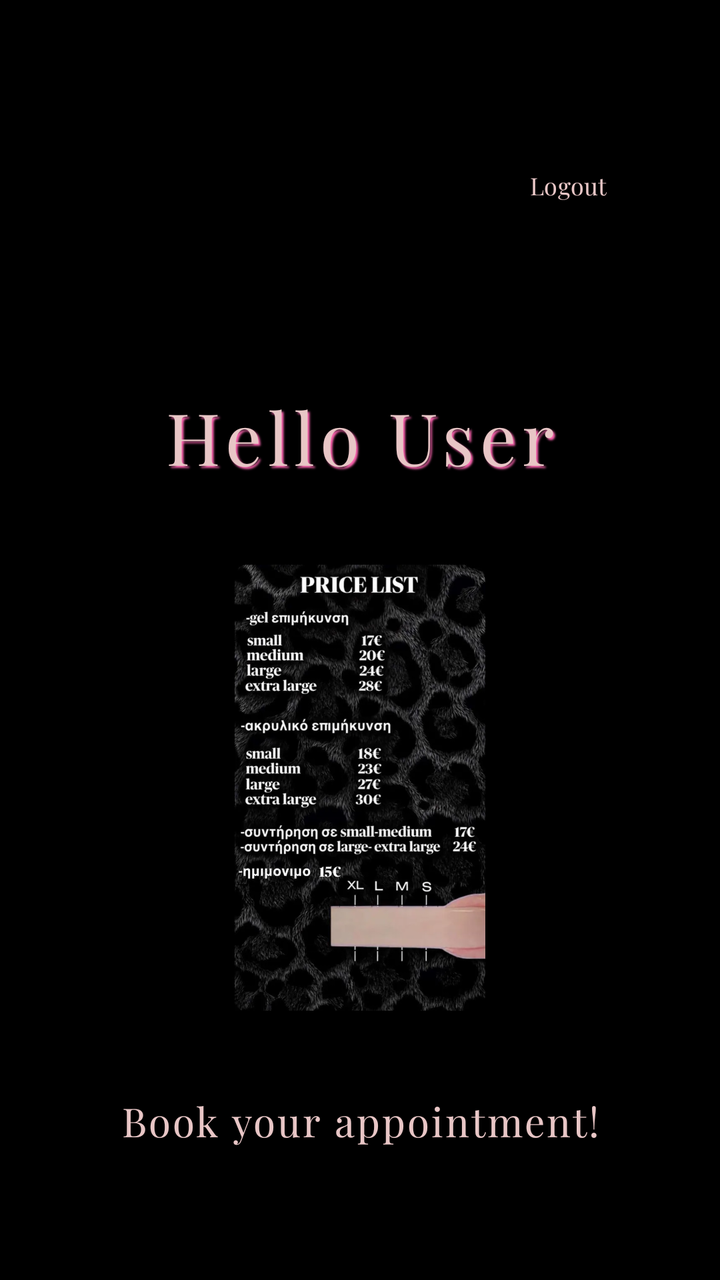
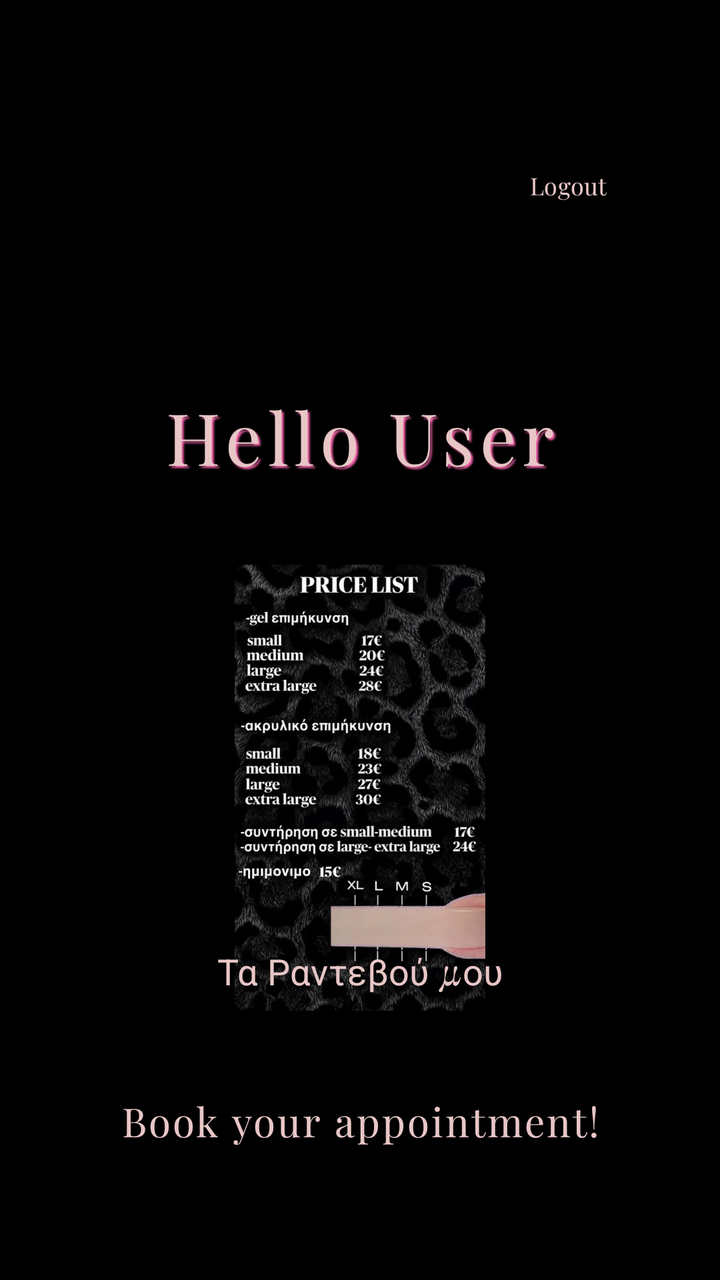

Two renders of the same Android screen: before a commit and after it. Below are the layout's source before the change and the commit's diff.
<!-- AndroidManifest.xml: application theme Theme.Kalypsws_nails -->
<!-- res/layout/activity_home.xml -->
<?xml version="1.0" encoding="utf-8"?>
<androidx.constraintlayout.widget.ConstraintLayout
    xmlns:android="http://schemas.android.com/apk/res/android"
    xmlns:app="http://schemas.android.com/apk/res-auto"
    xmlns:tools="http://schemas.android.com/tools"
    android:layout_width="match_parent"
    android:layout_height="match_parent"
    android:background="#000000">

    <Button
        android:id="@+id/btnLogout"
        style="?attr/materialButtonOutlinedStyle"
        android:layout_width="wrap_content"
        android:layout_height="65dp"
        android:layout_marginTop="60dp"
        android:layout_marginEnd="32dp"
        android:text="Logout"
        android:textColor="#E8C6C6"
        android:textSize="12sp"
        android:fontFamily="@font/font4"
        app:strokeColor="#E8C6C6"
        app:strokeWidth="1dp"
        app:backgroundTint="#000000"
        app:layout_constraintEnd_toEndOf="parent"
        app:layout_constraintTop_toTopOf="parent" />

    <TextView
        android:id="@+id/tvGreeting"
        android:layout_width="match_parent"
        android:layout_height="wrap_content"
        android:layout_marginStart="32dp"
        android:layout_marginEnd="32dp"
        android:layout_marginTop="50dp"
        android:padding="16dp"
        android:text="Hello User"
        android:textSize="36sp"
        android:letterSpacing="0.08"
        android:fontFamily="@font/font4"
        android:textColor="#E8C6C6"
        android:shadowColor="#FF66B2"
        android:shadowDx="3"
        android:shadowDy="3"
        android:shadowRadius="2"
        android:gravity="center"
        app:layout_constraintEnd_toEndOf="parent"
        app:layout_constraintStart_toStartOf="parent"
        app:layout_constraintTop_toBottomOf="@+id/btnLogout" /> <ImageView
    android:id="@+id/ivPriceList"
    android:layout_width="match_parent"
    android:layout_height="0dp"
    android:layout_marginTop="24dp"
    android:layout_marginBottom="24dp"
    android:scaleType="fitCenter"
    android:src="@drawable/price_list"
    android:contentDescription="Τιμοκατάλογος Υπηρεσιών"
    app:layout_constraintBottom_toTopOf="@+id/tvBookAppointment"
    app:layout_constraintEnd_toEndOf="parent"
    app:layout_constraintStart_toStartOf="parent"
    app:layout_constraintTop_toBottomOf="@+id/tvGreeting" />

    <Button
        android:id="@+id/tvBookAppointment"
        style="?attr/materialButtonOutlinedStyle"
        android:layout_width="match_parent"
        android:layout_height="wrap_content"
        android:layout_marginStart="32dp"
        android:layout_marginEnd="32dp"
        android:layout_marginBottom="50dp"
        android:padding="16dp"
        android:text="Book your appointment!"
        android:fontFamily="@font/font4"
        android:textSize="20sp"
        android:textColor="#E8C6C6"
        android:letterSpacing="0.05"
        app:strokeColor="#E8C6C6"
        app:strokeWidth="1.5dp"
        app:backgroundTint="#000000"
        app:layout_constraintBottom_toBottomOf="parent"
        app:layout_constraintEnd_toEndOf="parent"
        app:layout_constraintStart_toStartOf="parent" />

</androidx.constraintlayout.widget.ConstraintLayout>
<!-- resources referenced by this layout -->
<resources>
  <!-- drawable price_list: webp bitmap (drawable, 66560 bytes) -->
  <style name="Theme.Kalypsws_nails" parent="Base.Theme.Kalypsws_nails" />
  <style name="Base.Theme.Kalypsws_nails" parent="Theme.Material3.DayNight.NoActionBar">
          
          
      </style>
</resources>

<!-- the commit's change to res/layout/activity_home.xml (unified diff, before → after) -->
@@ -6,6 +6,7 @@
     android:layout_width="match_parent"
     android:layout_height="match_parent"
     android:background="#000000">
+
 
     <Button
         android:id="@+id/btnLogout"
@@ -59,6 +60,26 @@
     app:layout_constraintTop_toBottomOf="@+id/tvGreeting" />
 
     <Button
+        android:id="@+id/btnMyAppointments"
+        style="?attr/materialButtonOutlinedStyle"
+        android:layout_width="match_parent"
+        android:layout_height="wrap_content"
+        android:layout_marginStart="32dp"
+        android:layout_marginEnd="32dp"
+        android:layout_marginBottom="16dp"
+        android:padding="16dp"
+        android:text="Τα Ραντεβού μου"
+        android:fontFamily="@font/font4"
+        android:textSize="18sp"
+        android:textColor="#E8C6C6"
+        app:strokeColor="#E8C6C6"
+        app:strokeWidth="1.5dp"
+        app:backgroundTint="#000000"
+        app:layout_constraintBottom_toTopOf="@+id/tvBookAppointment"
+        app:layout_constraintEnd_toEndOf="parent"
+        app:layout_constraintStart_toStartOf="parent" />
+
+    <Button
         android:id="@+id/tvBookAppointment"
         style="?attr/materialButtonOutlinedStyle"
         android:layout_width="match_parent"
